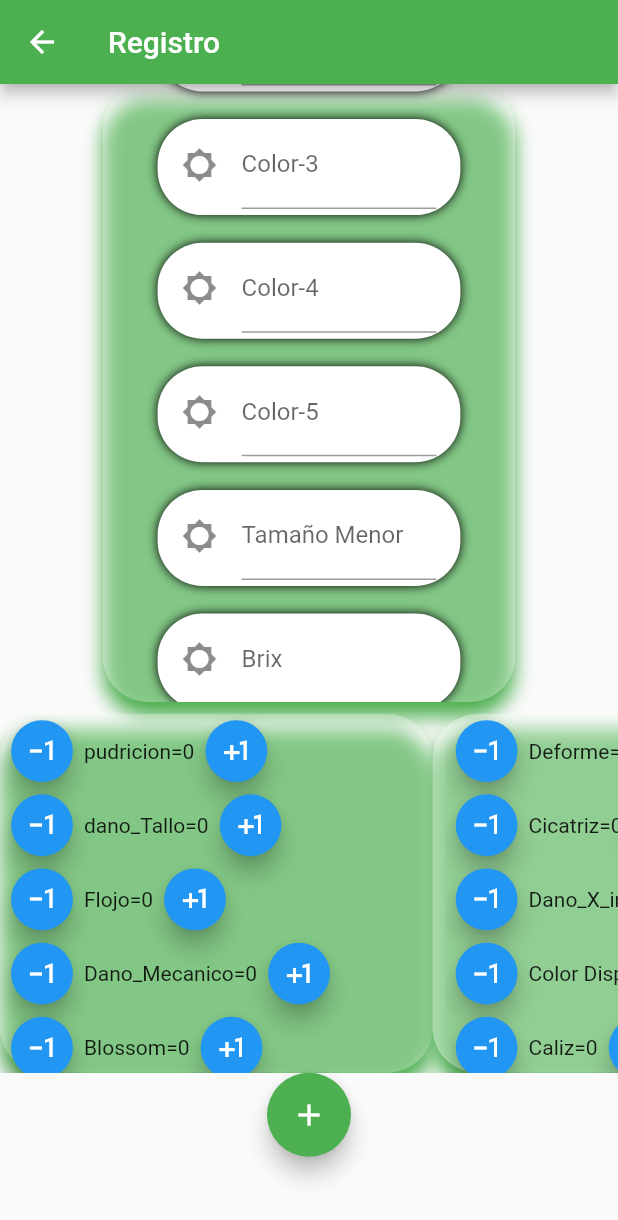
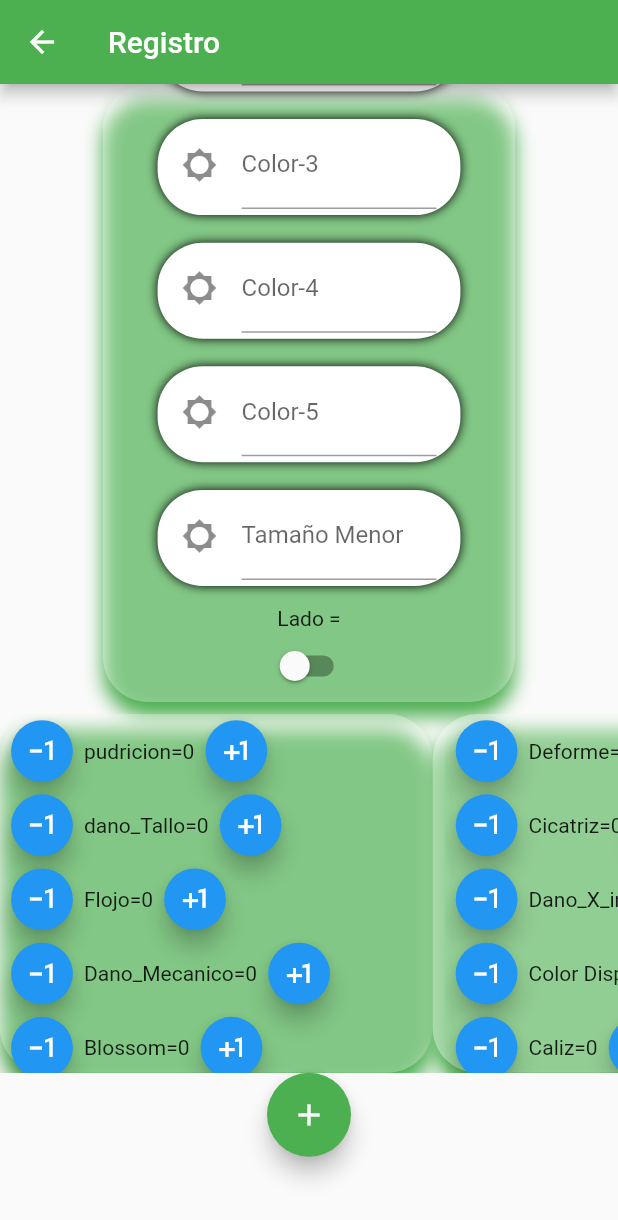
Before and after one commit to rafai77/front_calidadF, a Flutter app: the Registro screen opened by its route, scrolled down 168 dp, on a phone screen of 412 x 824 dp. Shown: the top 1220 px of the screen. Run offline on Flutter 3.47's test engine with Material 2 defaults, Android fonts, the phone set to English and light mode, and no system bars; our stand-ins replace connectivity, shared_preferences; missing offline and left inert: dart:ffi; accounts and stored records are empty.

```diff
--- a/lib/pages/Constantes.dart
+++ b/lib/pages/Constantes.dart
@@ -1,5 +1,8 @@
 class Constant {
-  static const String DOMAIN = "http://192.168.43.211:3000";
+  //static const String DOMAIN = "http://192.168.1.199:3000";
+  //static const String DOMAIN = "http://localhost:3000";
+
+  static const String DOMAIN = "http://192.168.1.129:3000";
 
   static const String WIFI_DISIABLE = "Sin wifi";
   static const String CONECTION_DISIABLE = "Sin conexion al servidor";
--- a/lib/pages/Regi.dart
+++ b/lib/pages/Regi.dart
@@ -10,8 +10,6 @@ class Regi {
   int num_color4;
   int num_color5;
   int tamchico;
-  dynamic Brix;
-  dynamic Brix2;
   int pudricion;
   int tallo;
   int flojo;
@@ -26,6 +24,7 @@ class Regi {
   int caliz;
   int viruz;
   String fecha;
+  String lado;
 
   Regi(
       this.id_reg,
@@ -36,8 +35,6 @@ class Regi {
       this.num_color4,
       this.num_color5,
       this.tamchico,
-      this.Brix,
-      this.Brix2,
       this.pudricion,
       this.tallo,
       this.flojo,
@@ -51,5 +48,6 @@ class Regi {
       this.color_disparejo,
       this.caliz,
       this.viruz,
-      this.fecha);
+      this.fecha,
+      this.lado);
 }
--- a/lib/pages/Registros.dart
+++ b/lib/pages/Registros.dart
@@ -261,8 +261,6 @@ class _RegistrosViewState extends State<RegistrosView> {
               i['num_color4'],
               i["num_color5"],
               i['tamchico'],
-              i["Brix"],
-              i["Brix2"],
               i['pudricion'],
               i['tallo'],
               i['flojo'],
@@ -276,7 +274,9 @@ class _RegistrosViewState extends State<RegistrosView> {
               i['color_disparejo'],
               i['caliz'],
               i['viruz'],
-              i['fecha']);
+              i['fecha'],
+              i['lado']);
+
           aux.add(r);
         }
         setState(() {
--- a/lib/pages/Viewlocal.dart
+++ b/lib/pages/Viewlocal.dart
@@ -254,8 +254,6 @@ class _ViewlocalState extends State<Viewlocal> {
           i['num_color4'],
           i["num_color5"],
           i['tamchico'],
-          i["Brix"],
-          i["Brix2"],
           i['pudricion'],
           i['tallo'],
           i['flojo'],
@@ -269,7 +267,8 @@ class _ViewlocalState extends State<Viewlocal> {
           i['color_disparejo'],
           i['caliz'],
           i['viruz'],
-          i['fecha']);
+          i['fecha'],
+          i['lado']);
       //print(r.blossom);
       aux.add(r);
     }
--- a/lib/pages/home.dart
+++ b/lib/pages/home.dart
@@ -1,6 +1,5 @@
 import 'dart:async';
 import 'dart:convert';
-import 'dart:ffi';
 import 'dart:io';
 import 'package:calidad/pages/inv-12/Registros12.dart';
 import 'package:calidad/pages/inv-12/registro12.dart';
--- a/lib/pages/registro.dart
+++ b/lib/pages/registro.dart
@@ -35,14 +35,16 @@ class _RegistroState extends State<Registro> {
   TextEditingController numC2 = TextEditingController(); // numero de color 2
   TextEditingController numC3 = TextEditingController(); // numero de color 3
   TextEditingController tam = TextEditingController(); // tamaño
-  TextEditingController brix = TextEditingController(); // tamaño
-  TextEditingController brix2 = TextEditingController(); // tamaño
+  TextEditingController lado = TextEditingController(); // tamaño
+
   int pudricion = 0;
   int v;
   DateTime _dateTime;
   Regi r;
   int id = 0;
   String invernadero;
+  bool ladoi = false; // false es para S y true para N
+  String laredo = "";
 
   var dano = {
     'pudricion': 0,
@@ -72,8 +74,6 @@ class _RegistroState extends State<Registro> {
       numC2.text = this.r.num_color4.toString();
       numC3.text = this.r.num_color5.toString();
       tam.text = this.r.tamchico.toString();
-      brix.text = this.r.Brix.toString();
-      brix2.text = this.r.Brix.toString();
       dano['pudricion'] = this.r.pudricion;
       dano['dano_Tallo'] = this.r.tallo;
       dano['Flojo'] = this.r.flojo;
@@ -86,6 +86,7 @@ class _RegistroState extends State<Registro> {
       dano['Color Disparejo'] = this.r.color_disparejo;
       dano['Caliz'] = this.r.caliz;
       dano['Color_X_Virus'] = this.r.viruz;
+      lado.text = this.r.lado.toString();
       editar = true;
     }
   }
@@ -140,6 +141,42 @@ class _RegistroState extends State<Registro> {
             child: TextFormField(
               controller: t,
               keyboardType: TextInputType.number,
+              decoration: InputDecoration(
+                  labelText: n,
+                  hintText: n,
+                  icon: Icon(
+                    Icons.brightness_low,
+                  )),
+            ),
+          ),
+        ],
+      ),
+    );
+  }
+
+  cajaS(String n, TextEditingController t) {
+    return Container(
+      // para las cajas de texto
+      height: MediaQuery.of(context).size.height * .1,
+      width: MediaQuery.of(context).size.width * .5,
+      padding: EdgeInsets.only(top: 5),
+      child: Column(
+        children: <Widget>[
+          Container(
+            width: MediaQuery.of(context).size.width * .49,
+            padding: EdgeInsets.only(top: 1, left: 16, right: 16, bottom: 4),
+            decoration: BoxDecoration(
+                borderRadius: BorderRadius.all(Radius.circular(30)),
+                color: Colors.white,
+                boxShadow: [
+                  BoxShadow(
+                    color: Colors.black,
+                    blurRadius: 5,
+                  ),
+                ]),
+            child: TextFormField(
+              controller: t,
+              keyboardType: TextInputType.text,
               decoration: InputDecoration(
                   labelText: n,
                   hintText: n,
@@ -227,8 +264,7 @@ class _RegistroState extends State<Registro> {
         numC1 == "" ||
         numC2 == "" ||
         numC3 == "" ||
-        tam.text == "" ||
-        brix.text == "") {
+        tam.text == "") {
       setState(() {
         mensaje = "Cajas de texto vacias\nComplete todos los espacios";
         _showMyDialog();
@@ -257,8 +293,6 @@ class _RegistroState extends State<Registro> {
           'num_color4': int.parse(numC2.text),
           'num_color5': int.parse(numC3.text),
           'tamchico': int.parse(tam.text),
-          'Brix': double.parse(brix.text),
-          'Brix2': double.parse(brix2.text),
           'pudricion': dano['pudricion'],
           'tallo': dano['dano_Tallo'],
           "flojo": dano["Flojo"],
@@ -275,6 +309,7 @@ class _RegistroState extends State<Registro> {
           "fecha": DateTime.parse(this.r.fecha)
               .toString()
               .substring(0, DateTime.parse(this.r.fecha).toString().length - 2),
+          "lado": laredo
         };
 
         var conecctionResult = await Connectivity().checkConnectivity();
@@ -367,8 +402,7 @@ class _RegistroState extends State<Registro> {
           'num_color4': int.parse(numC2.text),
           'num_color5': int.parse(numC3.text),
           'tamchico': int.parse(tam.text),
-          'Brix': double.parse(brix.text),
-          'Brix2': double.parse(brix2.text),
+          "lado": laredo,
           'pudricion': dano['pudricion'],
           'tallo': dano['dano_Tallo'],
           "flojo": dano["Flojo"],
@@ -382,7 +416,7 @@ class _RegistroState extends State<Registro> {
           "color_disparejo": dano["Color Disparejo"],
           "caliz": dano["Caliz"],
           "viruz": dano["Color_X_Virus"],
-          "fecha": _dateTime.toString()
+          "fecha": _dateTime.toString(),
         };
         print(json.encode(registro));
         var conecctionResult = await Connectivity().checkConnectivity();
@@ -518,8 +552,19 @@ class _RegistroState extends State<Registro> {
                     caja("Color-4", numC2),
                     caja("Color-5", numC3),
                     caja("Tamaño Menor", tam),
-                    caja("Brix", brix),
-                    caja("Brix2", brix2),
+                    Text("Lado =" + laredo),
+                    Switch(
+                        value: ladoi,
+                        onChanged: (val) {
+                          setState(() {
+                            ladoi = val;
+                            if (ladoi)
+                              laredo = "N";
+                            else
+                              laredo = "S";
+                            print(laredo);
+                          });
+                        }),
                   ],
                 ),
               ),
--- a/lib/pages/registroinfo.dart
+++ b/lib/pages/registroinfo.dart
@@ -145,8 +145,6 @@ class _RegInfoState extends State<RegInfo> {
                         Text("Color4 = " + r.num_color4.toString()),
                         Text("Color5 = " + r.num_color5.toString()),
                         Text("Tamañp chico = " + r.tamchico.toString()),
-                        Text("Brix = " + r.Brix.toString()),
-                        Text("Brix2 = " + r.Brix2.toString()),
                         Text("Pudicion = " + r.pudricion.toString()),
                         Text("tallo = " + r.tallo.toString()),
                         Text("flojo = " + r.flojo.toString()),
@@ -162,6 +160,7 @@ class _RegInfoState extends State<RegInfo> {
                         Text("Caliz = " + r.caliz.toString()),
                         Text("Virus = " + r.viruz.toString()),
                         Text("Fecha = " + r.fecha.toString()),
+                        Text("lado = " + r.lado.toString())
                       ],
                     )))));
   }
--- a/pubspec.yaml
+++ b/pubspec.yaml
@@ -32,6 +32,7 @@ dependencies:
   shared_preferences: any
   connectivity: 0.4.5+3
   date_format: any
+  custom_switch: any
   path_provider: ^ 0.4.1
 
 
```
Also changed, not shown: lib/main.dart (+16 -1 lines), pubspec.lock.
